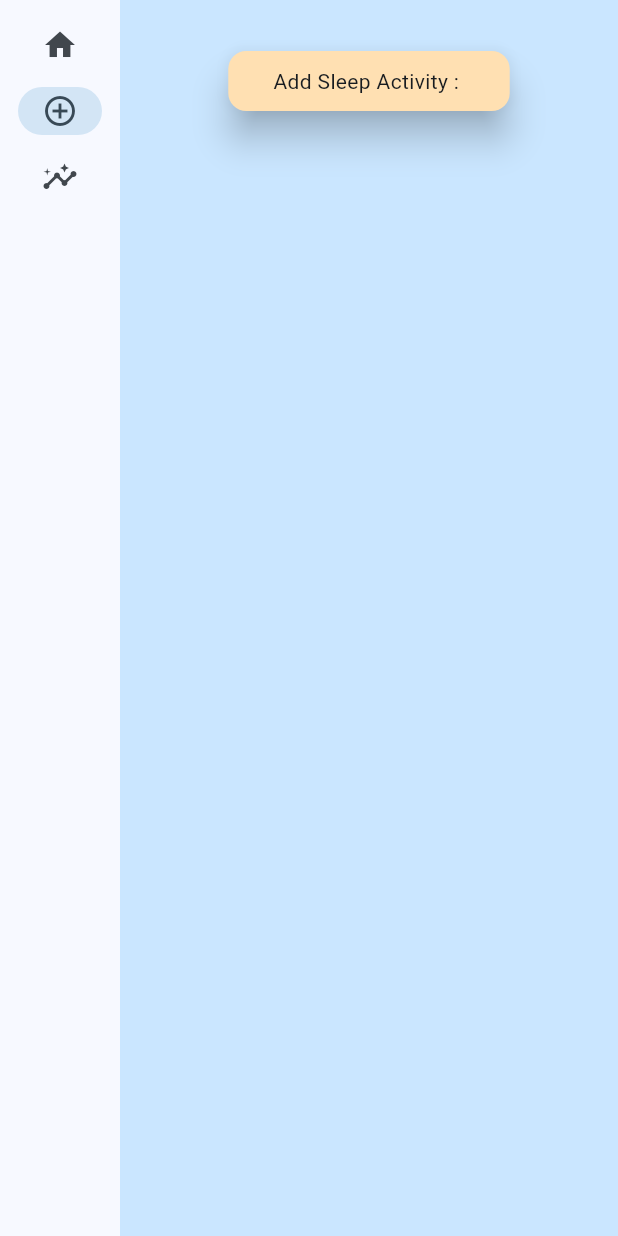
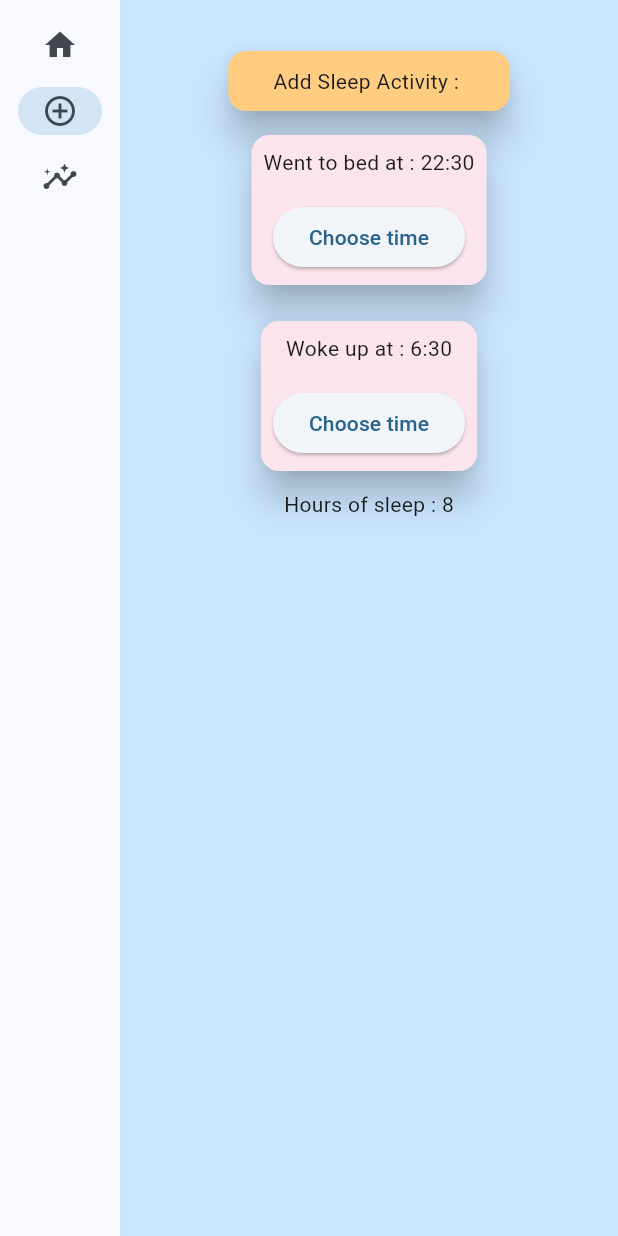
Before and after one commit to MTN73/sleep-tracker, a Flutter app: the screen it shows after launch, after a tap on "Add", on a phone screen of 412 x 824 dp. Run offline on Flutter 3.47's test engine with Material 2 defaults, Android fonts, the phone set to English and light mode, and no system bars.

Commit message:
Begin sleep adding page

```diff
--- a/lib/main.dart
+++ b/lib/main.dart
@@ -127,8 +127,17 @@ class OverviewPage extends StatelessWidget {
   }
 }
 
-class AddPage extends StatelessWidget {
+class AddPage extends StatefulWidget {
   const AddPage({super.key});
+
+  @override
+  State<AddPage> createState() => _AddPageState();
+}
+
+class _AddPageState extends State<AddPage> {
+  TimeOfDay bed = const TimeOfDay(hour: 22, minute: 30);
+  TimeOfDay wake = const TimeOfDay(hour: 6, minute: 30);
+  int hoursOfSleep = 8;
 
   @override
   Widget build(BuildContext context) {
@@ -141,10 +150,9 @@ class AddPage extends StatelessWidget {
       child: Column(
         crossAxisAlignment: CrossAxisAlignment.start,
         children: [
-          Align(
-            alignment: Alignment(0.00, 0.00),
+          Center(
             child: Card(
-              color: Colors.orange.shade100,
+              color: Colors.orange.shade200,
               elevation: 10.0,
               child: const Padding(
                 padding: EdgeInsets.only(
@@ -153,6 +161,69 @@ class AddPage extends StatelessWidget {
               ),
             ),
           ),
+          Center(
+            child: Padding(
+              padding: const EdgeInsets.all(8.0),
+              child: Card(
+                elevation: 10.0,
+                color: Colors.pink.shade50,
+                child : Column(
+                children: [
+                  Padding(
+                    padding: const EdgeInsets.all(8.0),
+                    child: Text("Went to bed at : ${bed.hour}:${bed.minute}"),
+                  ),
+                  Padding(
+                    padding: const EdgeInsets.all(8.0),
+                    child: ElevatedButton(
+                    child: const Text("Choose time"),
+                    onPressed: () async {
+                      TimeOfDay? newTime = await showTimePicker(
+                        context: context,
+                        initialTime: bed,
+                      );
+                      if (newTime == null) return;
+                      setState(() => bed = newTime);
+                    },
+                                ),
+                  ),
+                ],
+                ),
+              ),
+            ),
+          ),
+          Center(
+            child: Padding(
+              padding: const EdgeInsets.all(8.0),
+              child: Card(
+                elevation: 10.0,
+                color: Colors.pink.shade50,
+                child : Column(
+                children: [
+                  Padding(
+                    padding: const EdgeInsets.all(8.0),
+                    child: Text("Woke up at : ${wake.hour}:${wake.minute}"),
+                  ),
+                  Padding(
+                    padding: const EdgeInsets.all(8.0),
+                    child: ElevatedButton(
+                    child: const Text("Choose time"),
+                    onPressed: () async {
+                      TimeOfDay? newTime = await showTimePicker(
+                        context: context,
+                        initialTime: wake,
+                      );
+                      if (newTime == null) return;
+                      setState(() => wake = newTime);
+                    },
+                                ),
+                  ),
+                ],
+                ),
+              ),
+            ),
+          ),
+          Center(child: Text("Hours of sleep : $hoursOfSleep")),
         ],
       ),
     );
```
